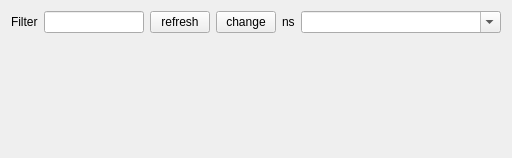
The window that rqt_parameters/resource/parameters_plugin.ui (ANYbotics/parameter_handler) describes before a commit, drawn with Qt 5.
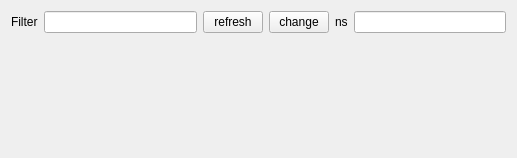
The same window after the commit.

Commit message: added lineedit that defaults to rosparam for namespace selection

The edit to the form file:
```diff
--- a/rqt_parameters/resource/parameters_plugin.ui
+++ b/rqt_parameters/resource/parameters_plugin.ui
@@ -6,7 +6,7 @@
    <rect>
     <x>0</x>
     <y>0</y>
-    <width>422</width>
+    <width>517</width>
     <height>158</height>
    </rect>
   </property>
@@ -86,17 +86,7 @@
       </widget>
      </item>
      <item>
-      <widget class="QComboBox" name="namespaceComboBox">
-       <property name="minimumSize">
-        <size>
-         <width>200</width>
-         <height>0</height>
-        </size>
-       </property>
-       <property name="editable">
-        <bool>true</bool>
-       </property>
-      </widget>
+      <widget class="QLineEdit" name="namespaceEdit"/>
      </item>
     </layout>
    </item>
```
The commit also changes 6 other files.
